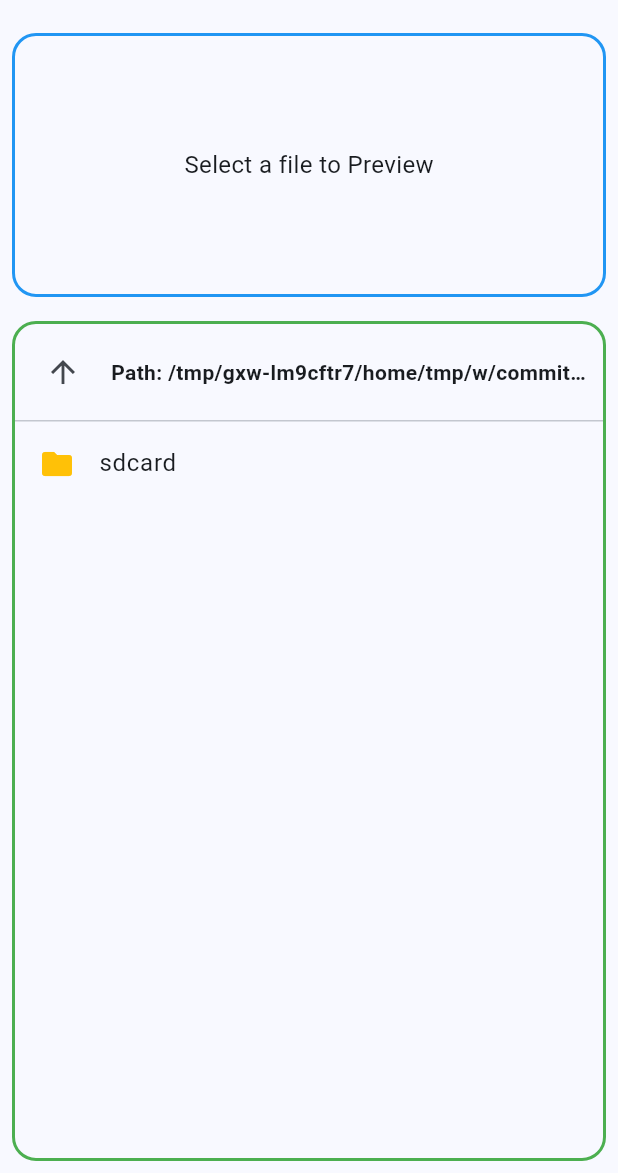
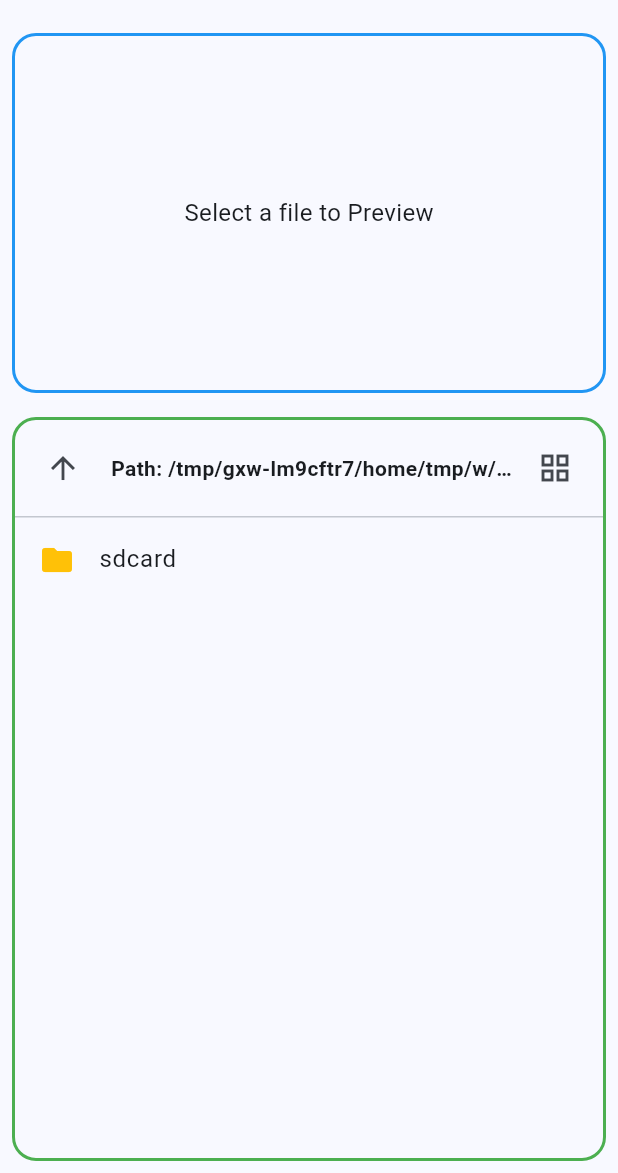
Before and after one commit to deba33/file_nexus, a Flutter app: the screen it shows after launch, after a tap on the "arrow upward" icon, on a phone screen of 412 x 824 dp, the part 63-1236 px from its top. Run offline on Flutter 3.47's test engine with Material 3 defaults, Android fonts, the phone set to English and light mode, and no system bars; our stand-ins replace device_info_plus, permission_handler.

Commit message:
Refactor file preview functionality by replacing FileMetadataWidget with FilePreviewWidget and adding view mode toggle in FileListWidget

```diff
--- a/lib/screens/home_screen.dart
+++ b/lib/screens/home_screen.dart
@@ -6,7 +6,7 @@ import '../models/file_system_model.dart';
 import '../utils/file_operations.dart';
 import '../utils/permission_handler.dart';
 import '../widgets/file_list_widget.dart';
-import '../widgets/file_metadata_widget.dart';
+import '../widgets/file_preview_widget.dart';
 
 class HomeScreen extends StatefulWidget {
   const HomeScreen({super.key});
@@ -110,17 +110,16 @@ class _HomeScreenState extends State<HomeScreen> {
         ),
         body: Column(
           children: [
-            // Top container for file metadata
+            // Top container for file preview
             Flexible(
               flex: 1,
               child: Container(
                 margin: const EdgeInsets.all(8),
-                padding: const EdgeInsets.all(12),
                 decoration: BoxDecoration(
                   border: Border.all(width: 2, color: Colors.blue),
                   borderRadius: BorderRadius.circular(16),
                 ),
-                child: FileMetadataWidget(
+                child: FilePreviewWidget(
                   selectedFile: _selectedFile,
                   fileSystemModel: _fileSystemModel,
                 ),
@@ -129,7 +128,7 @@ class _HomeScreenState extends State<HomeScreen> {
 
             // Bottom container for file listing
             Flexible(
-              flex: 3,
+              flex: 2,
               child: Container(
                 margin: const EdgeInsets.all(8),
                 decoration: BoxDecoration(
--- a/lib/widgets/file_list_widget.dart
+++ b/lib/widgets/file_list_widget.dart
@@ -2,7 +2,9 @@ import 'dart:io';
 import 'package:flutter/material.dart';
 import '../models/file_system_model.dart';
 
-class FileListWidget extends StatelessWidget {
+enum ViewMode { list, grid }
+
+class FileListWidget extends StatefulWidget {
   final String currentPath;
   final List<FileSystemEntity> files;
   final FileSystemEntity? selectedFile;
@@ -23,6 +25,19 @@ class FileListWidget extends StatelessWidget {
   });
 
   @override
+  State<FileListWidget> createState() => _FileListWidgetState();
+}
+
+class _FileListWidgetState extends State<FileListWidget> {
+  ViewMode _viewMode = ViewMode.list;
+
+  void _toggleViewMode() {
+    setState(() {
+      _viewMode = _viewMode == ViewMode.list ? ViewMode.grid : ViewMode.list;
+    });
+  }
+
+  @override
   Widget build(BuildContext context) {
     return Column(
       children: [
@@ -34,18 +49,25 @@ class FileListWidget extends StatelessWidget {
               IconButton(
                 icon: const Icon(Icons.arrow_upward),
                 onPressed:
-                    fileSystemModel.isAtRootDirectory(currentPath)
+                    widget.fileSystemModel.isAtRootDirectory(widget.currentPath)
                         ? null
-                        : onNavigateUp,
+                        : widget.onNavigateUp,
                 tooltip: 'Go up',
               ),
               const SizedBox(width: 8),
               Expanded(
                 child: Text(
-                  'Path: $currentPath',
+                  'Path: ${widget.currentPath}',
                   overflow: TextOverflow.ellipsis,
                   style: const TextStyle(fontWeight: FontWeight.bold),
                 ),
+              ),
+              IconButton(
+                icon: Icon(
+                  _viewMode == ViewMode.list ? Icons.grid_view : Icons.list,
+                ),
+                onPressed: _toggleViewMode,
+                tooltip: _viewMode == ViewMode.list ? 'Grid view' : 'List view',
               ),
             ],
           ),
@@ -54,37 +76,155 @@ class FileListWidget extends StatelessWidget {
         // File list
         Expanded(
           child:
-              files.isEmpty
+              widget.files.isEmpty
                   ? const Center(child: Text('No files or folders found'))
-                  : ListView.builder(
-                    itemCount: files.length,
-                    itemBuilder: (context, index) {
-                      final file = files[index];
-                      final fileName = file.path.split('/').last;
-                      final isDirectory = FileSystemEntity.isDirectorySync(
-                        file.path,
-                      );
-
-                      return ListTile(
-                        leading: Icon(
-                          isDirectory ? Icons.folder : Icons.insert_drive_file,
-                          color: isDirectory ? Colors.amber : Colors.blue,
-                        ),
-                        title: Text(fileName, overflow: TextOverflow.ellipsis),
-                        selected: selectedFile?.path == file.path,
-                        selectedTileColor: Colors.blue.withAlpha(100),
-                        onTap: () {
-                          if (isDirectory) {
-                            onNavigateToDirectory(file.path);
-                          } else {
-                            onSelectFile(file);
-                          }
-                        },
-                      );
-                    },
-                  ),
+                  : _viewMode == ViewMode.list
+                  ? _buildListView()
+                  : _buildGridView(),
         ),
       ],
     );
   }
+
+  // Helper methods
+  String _getFileName(FileSystemEntity file) {
+    return file.path.split('/').last;
+  }
+
+  bool _isDirectory(FileSystemEntity file) {
+    return FileSystemEntity.isDirectorySync(file.path);
+  }
+
+  bool _isSelected(FileSystemEntity file) {
+    return widget.selectedFile?.path == file.path;
+  }
+
+  void _handleFileTap(FileSystemEntity file) {
+    if (_isDirectory(file)) {
+      widget.onNavigateToDirectory(file.path);
+    } else {
+      widget.onSelectFile(file);
+    }
+  }
+
+  Icon _getFileIcon(FileSystemEntity file) {
+    final isDir = _isDirectory(file);
+
+    if (isDir) {
+      return Icon(
+        Icons.folder,
+        color: Colors.amber,
+        size: _viewMode == ViewMode.grid ? 40 : 24,
+      );
+    } else {
+      // Get file type from the model
+      final fileName = _getFileName(file);
+      final fileType = widget.fileSystemModel.getFileType(fileName);
+
+      // Return appropriate icon based on file type
+      IconData iconData;
+      Color iconColor;
+
+      switch (fileType) {
+        case 'Image':
+          iconData = Icons.image;
+          iconColor = Colors.green;
+          break;
+        case 'Document':
+          iconData = Icons.description;
+          iconColor = Colors.blue;
+          break;
+        case 'Text':
+          iconData = Icons.article;
+          iconColor = Colors.teal;
+          break;
+        case 'Audio':
+          iconData = Icons.audio_file;
+          iconColor = Colors.purple;
+          break;
+        case 'Video':
+          iconData = Icons.video_file;
+          iconColor = Colors.red;
+          break;
+        case 'Archive':
+          iconData = Icons.archive;
+          iconColor = Colors.brown;
+          break;
+        default:
+          iconData = Icons.insert_drive_file;
+          iconColor = Colors.blue;
+      }
+
+      return Icon(
+        iconData,
+        color: iconColor,
+        size: _viewMode == ViewMode.grid ? 40 : 24,
+      );
+    }
+  }
+
+  Widget _buildListView() {
+    return ListView.builder(
+      itemCount: widget.files.length,
+      itemBuilder: (context, index) {
+        final file = widget.files[index];
+
+        return ListTile(
+          leading: _getFileIcon(file),
+          title: Text(_getFileName(file), overflow: TextOverflow.ellipsis),
+          selected: _isSelected(file),
+          selectedTileColor: Colors.blue.withAlpha(100),
+          onTap: () => _handleFileTap(file),
+        );
+      },
+    );
+  }
+
+  Widget _buildGridView() {
+    return GridView.builder(
+      padding: const EdgeInsets.all(8.0),
+      gridDelegate: const SliverGridDelegateWithFixedCrossAxisCount(
+        crossAxisCount: 3,
+        crossAxisSpacing: 8.0,
+        mainAxisSpacing: 8.0,
+        childAspectRatio: 1,
+      ),
+      itemCount: widget.files.length,
+      itemBuilder: (context, index) {
+        final file = widget.files[index];
+        final isSelected = _isSelected(file);
+
+        return InkWell(
+          onTap: () => _handleFileTap(file),
+          child: Container(
+            decoration: BoxDecoration(
+              color: isSelected ? Colors.blue.withAlpha(100) : null,
+              border: Border.all(
+                color: isSelected ? Colors.blue : Colors.grey.shade300,
+                width: isSelected ? 2.0 : 1.0,
+              ),
+              borderRadius: BorderRadius.circular(8.0),
+            ),
+            child: Column(
+              mainAxisAlignment: MainAxisAlignment.center,
+              children: [
+                _getFileIcon(file),
+                const SizedBox(height: 8),
+                Padding(
+                  padding: const EdgeInsets.symmetric(horizontal: 4.0),
+                  child: Text(
+                    _getFileName(file),
+                    maxLines: 2,
+                    textAlign: TextAlign.center,
+                    overflow: TextOverflow.ellipsis,
+                    style: const TextStyle(fontSize: 12),
+                  ),
+                ),
+              ],
+            ),
+          ),
+        );
+      },
+    );
+  }
 }
--- a/lib/widgets/file_metadata_widget.dart
+++ /dev/null
@@ -1,71 +0,0 @@
-import 'dart:io';
-import 'package:flutter/material.dart';
-import '../models/file_system_model.dart';
-
-class FileMetadataWidget extends StatelessWidget {
-  final FileSystemEntity? selectedFile;
-  final FileSystemModel fileSystemModel;
-
-  const FileMetadataWidget({
-    super.key,
-    required this.selectedFile,
-    required this.fileSystemModel,
-  });
-
-  @override
-  Widget build(BuildContext context) {
-    if (selectedFile == null) {
-      return const Center(
-        child: Text('Select a file to Preview', style: TextStyle(fontSize: 16)),
-      );
-    }
-
-    final fileStat = selectedFile!.statSync();
-    final fileName = selectedFile!.path.split('/').last;
-    final isDirectory = FileSystemEntity.isDirectorySync(selectedFile!.path);
-    final fileType =
-        isDirectory ? 'Directory' : fileSystemModel.getFileType(fileName);
-    final fileSize =
-        isDirectory ? '-' : fileSystemModel.formatBytes(fileStat.size);
-
-    return Column(
-      crossAxisAlignment: CrossAxisAlignment.start,
-      children: [
-        Text(
-          fileName,
-          style: const TextStyle(fontSize: 18, fontWeight: FontWeight.bold),
-          overflow: TextOverflow.ellipsis,
-        ),
-        const SizedBox(height: 8),
-        Row(
-          children: [
-            Expanded(
-              child: Column(
-                crossAxisAlignment: CrossAxisAlignment.start,
-                children: [
-                  Text('Type: $fileType'),
-                  const SizedBox(height: 4),
-                  Text('Size: $fileSize'),
-                ],
-              ),
-            ),
-            Expanded(
-              child: Column(
-                crossAxisAlignment: CrossAxisAlignment.start,
-                children: [
-                  Text(
-                    'Modified: ${fileSystemModel.dateFormat.format(fileStat.modified)}',
-                  ),
-                  const SizedBox(height: 4),
-                  Text(
-                    'Created: ${fileSystemModel.dateFormat.format(fileStat.changed)}',
-                  ),
-                ],
-              ),
-            ),
-          ],
-        ),
-      ],
-    );
-  }
-}
--- /dev/null
+++ b/lib/widgets/file_preview_widget.dart
@@ -0,0 +1,108 @@
+import 'dart:io';
+import 'package:flutter/material.dart';
+import '../models/file_system_model.dart';
+
+class FilePreviewWidget extends StatelessWidget {
+  final FileSystemEntity? selectedFile;
+  final FileSystemModel fileSystemModel;
+
+  const FilePreviewWidget({
+    super.key,
+    required this.selectedFile,
+    required this.fileSystemModel,
+  });
+
+  @override
+  Widget build(BuildContext context) {
+    if (selectedFile == null) {
+      return const Center(
+        child: Text('Select a file to Preview', style: TextStyle(fontSize: 16)),
+      );
+    }
+
+    final fileName = selectedFile!.path.split('/').last;
+    final isDirectory = FileSystemEntity.isDirectorySync(selectedFile!.path);
+    final fileType =
+        isDirectory ? 'Directory' : fileSystemModel.getFileType(fileName);
+
+    return Column(
+      crossAxisAlignment: CrossAxisAlignment.start,
+      children: [
+        Padding(
+          padding: const EdgeInsets.all(8.0),
+          child: Center(
+            child: Text(
+              fileName,
+              style: const TextStyle(fontSize: 10, fontWeight: FontWeight.bold),
+              overflow: TextOverflow.ellipsis,
+            ),
+          ),
+        ),
+        const Divider(height: 1),
+        // File preview section
+        Expanded(child: _buildFilePreview(fileType)),
+      ],
+    );
+  }
+
+  Widget _buildFilePreview(String fileType) {
+    if (selectedFile == null) {
+      return const Center(child: Text('No file selected'));
+    }
+
+    switch (fileType) {
+      case 'Image':
+        return _buildImagePreview();
+      default:
+        return Center(
+          child: Column(
+            mainAxisAlignment: MainAxisAlignment.center,
+            children: [
+              const Icon(Icons.insert_drive_file, size: 64),
+              const SizedBox(height: 16),
+              Text('Preview not available for $fileType files'),
+            ],
+          ),
+        );
+    }
+  }
+
+  Widget _buildImagePreview() {
+    try {
+      return Center(
+        child: InteractiveViewer(
+          panEnabled: true,
+          minScale: 0.5,
+          maxScale: 4,
+          child: Image.file(
+            File(selectedFile!.path),
+            fit: BoxFit.contain,
+            errorBuilder: (context, error, stackTrace) {
+              return const Center(
+                child: Column(
+                  mainAxisAlignment: MainAxisAlignment.center,
+                  children: [
+                    Icon(Icons.broken_image, size: 64, color: Colors.red),
+                    SizedBox(height: 16),
+                    Text('Failed to load image'),
+                  ],
+                ),
+              );
+            },
+          ),
+        ),
+      );
+    } catch (e) {
+      return Center(
+        child: Column(
+          mainAxisAlignment: MainAxisAlignment.center,
+          children: [
+            const Icon(Icons.error_outline, size: 64, color: Colors.red),
+            const SizedBox(height: 16),
+            Text('Error previewing image: ${e.toString()}'),
+          ],
+        ),
+      );
+    }
+  }
+}
```
